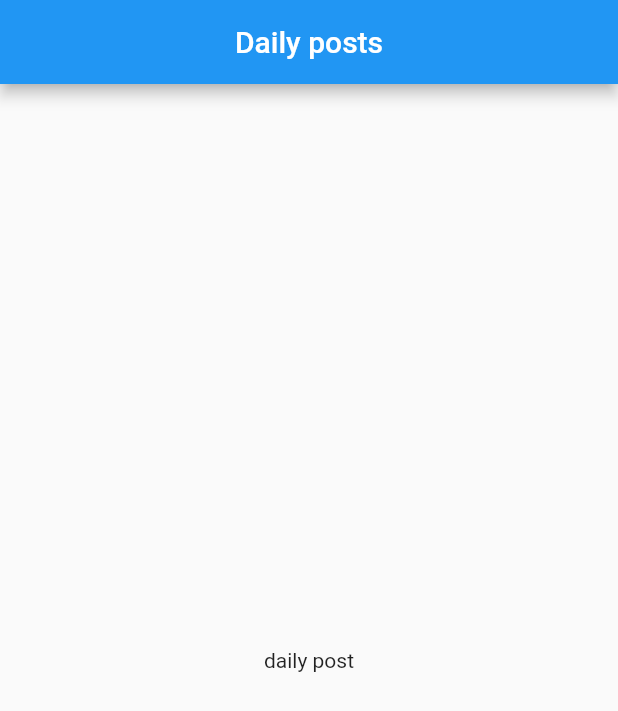
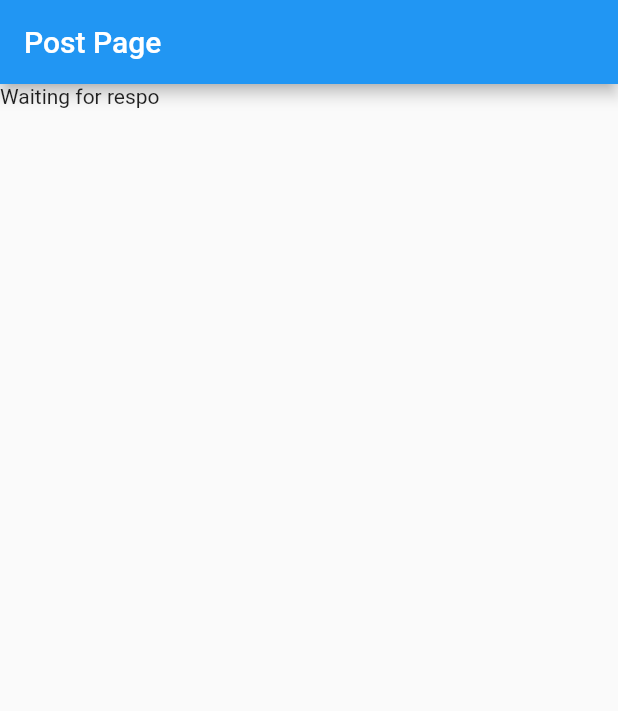
Before and after one commit to mziyandajoko/Flutter_grocery_store-, a Flutter app: the screen it shows after launch, on a phone screen of 412 x 824 dp. Shown: the top 711 px of the screen. Run offline on Flutter 3.47's test engine with Material 2 defaults, Android fonts, the phone set to English and light mode, and no system bars; our stand-ins replace bloc, equatable.

Commit message:
adds post page

```diff
--- /dev/null
+++ b/lib/features/posts/ui/post_page.dart
@@ -0,0 +1,20 @@
+import 'package:flutter/material.dart';
+
+class PostPage extends StatefulWidget {
+  const PostPage({super.key});
+
+  @override
+  State<PostPage> createState() => _PostPageState();
+}
+
+class _PostPageState extends State<PostPage> {
+  @override
+  Widget build(BuildContext context) {
+    return Scaffold(
+      appBar: AppBar(
+        title: const Text('Post Page'),
+      ),
+      body: const Text('Waiting for respo'),
+    );
+  }
+}
--- a/lib/main.dart
+++ b/lib/main.dart
@@ -1,5 +1,5 @@
 import 'package:flutter/material.dart';
-import 'package:grocery_store/features/home/home_page.dart';
+import 'package:grocery_store/features/posts/ui/post_page.dart';
 
 void main() async {
   runApp(const MyApp());
@@ -12,7 +12,7 @@ class MyApp extends StatelessWidget {
   Widget build(BuildContext context) {
     return const MaterialApp(
       debugShowCheckedModeBanner: false,
-      home: Home(),
+      home: PostPage(),
     );
   }
 }
```
Also changed, not shown: lib/features/posts/bloc/posts_bloc.dart (added, +16 -0 lines), lib/features/posts/bloc/posts_event.dart (added, +10 -0 lines), lib/features/posts/bloc/posts_state.dart (added, +10 -0 lines).
